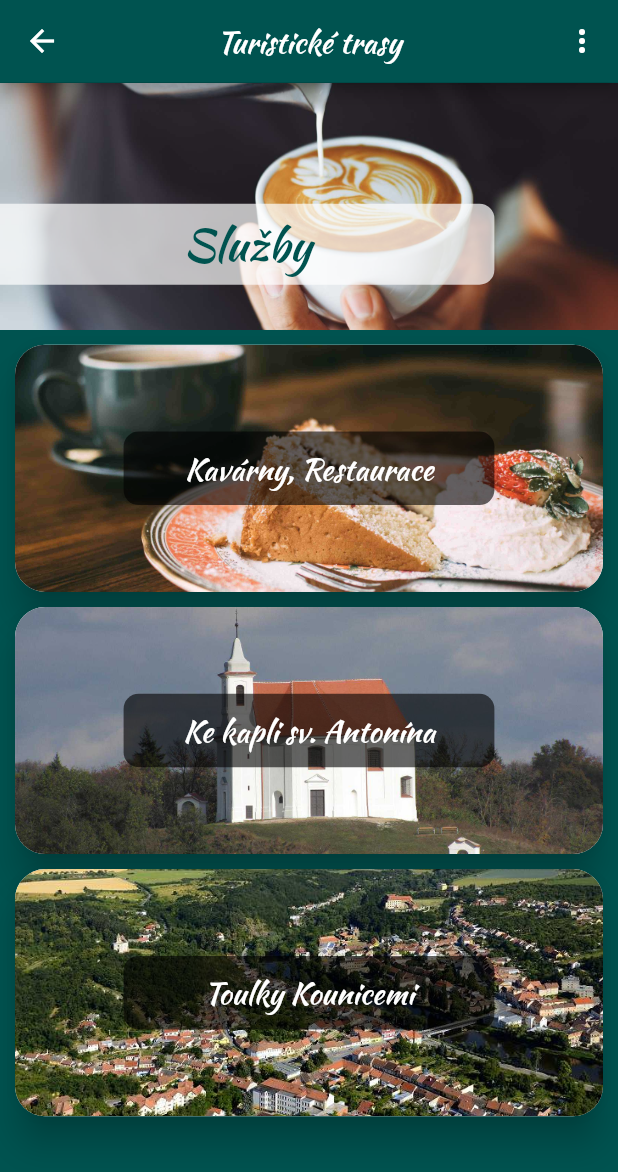
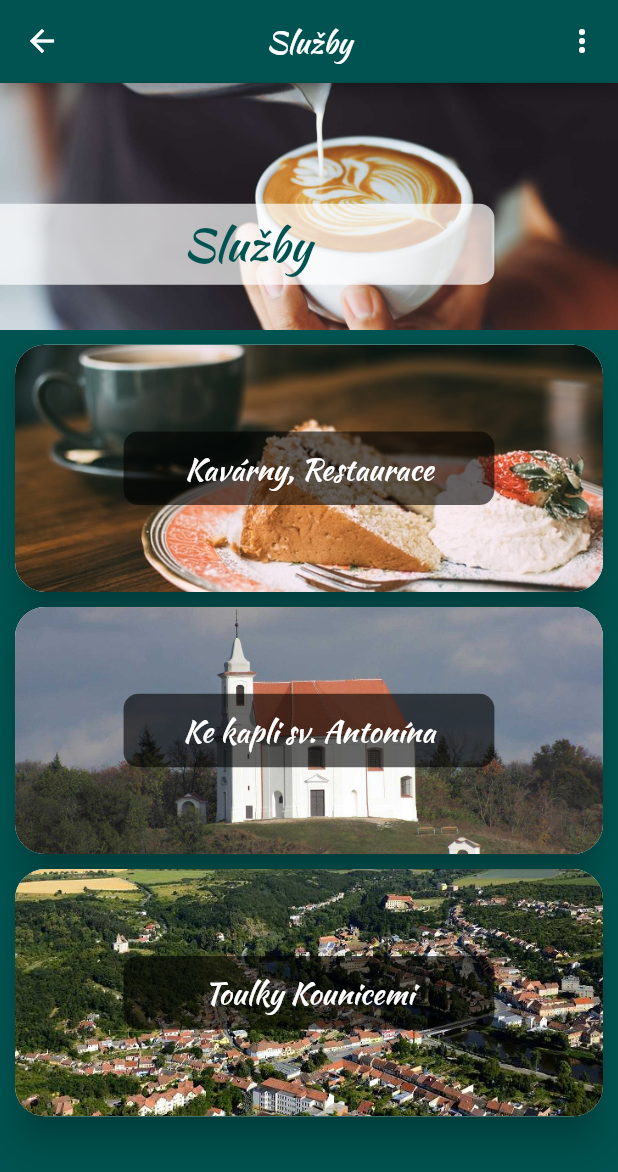
Before and after one commit to zowelu/dolni_kounice, a Flutter app: the Services screen opened by its route, on a phone screen of 412 x 824 dp. Shown: the top 1172 px of the screen. Run offline on Flutter 3.47's test engine with Material 2 defaults, Android fonts, the phone set to English and light mode, and no system bars; our stand-ins replace audioplayers, photo_view, splashscreen, webview_flutter.

Commit message:
ořejmenování nadpisu na služby v services.dart

```diff
--- a/lib/screens/services.dart
+++ b/lib/screens/services.dart
@@ -17,7 +17,7 @@ class _ServicesState extends State<Services> {
   @override
   Widget build(BuildContext context) {
     return DefaultPageOfChoice(
-      tittleOfAppbar: 'Turistické trasy',
+      tittleOfAppbar: 'Služby',
       // onPressedFloatingButton: (){
       //   showModalBottomSheet(
       //     context: context,
@@ -78,7 +78,7 @@ class _ServicesState extends State<Services> {
           tag: CoffeeAndRestaurant.tag,
           child: ChoiceContainer(
             assetImageOfChoice:
-            'assets/images/pamatky/services/pexels-lisa-907142_compressed.jpg',
+            'assets/images/pamatky/services/kavarna.jpg',
             textOfChoice: CoffeeAndRestaurant.name,
             onTap: () {
               Navigator.pushNamed(context, CoffeeAndRestaurant.id);
```
